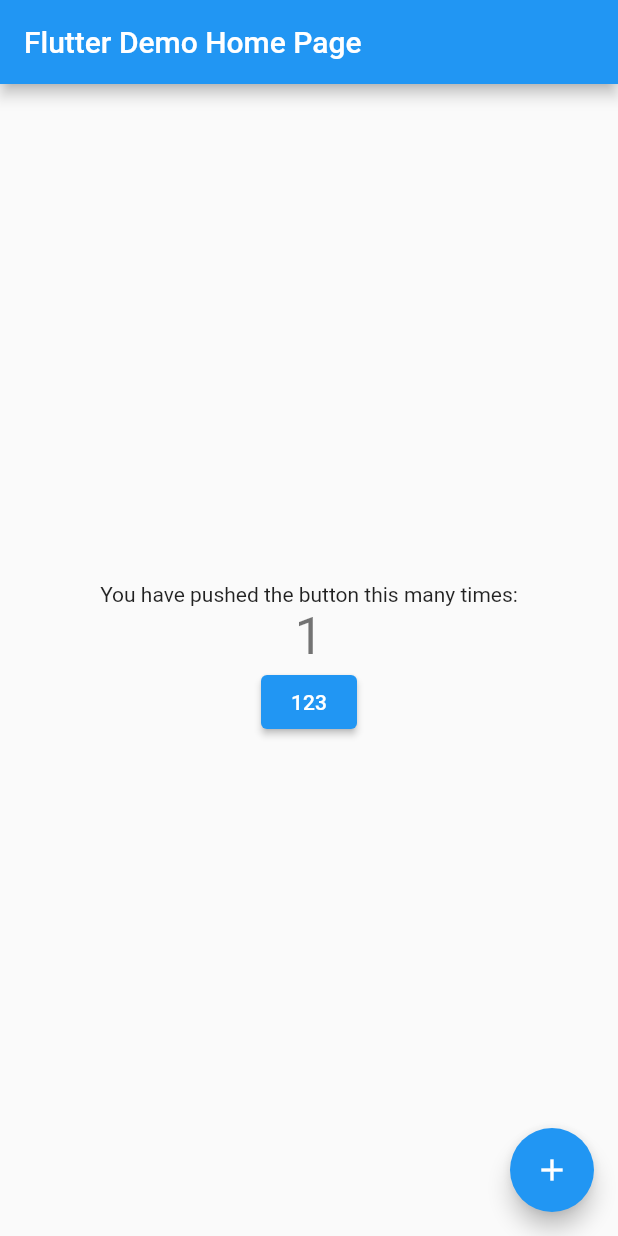
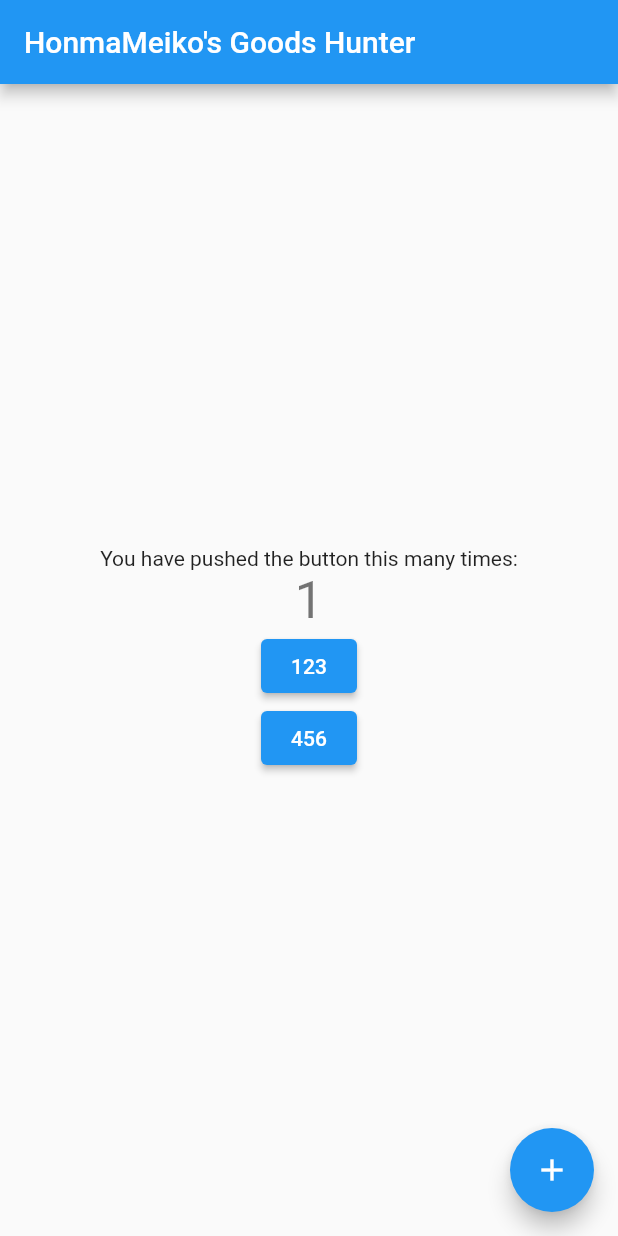
Before and after one commit to HonmaMeikodesu/goods_hunter_frontend, a Flutter app: the screen it shows after launch, after a tap on the "add" icon, on a phone screen of 412 x 824 dp. Run offline on Flutter 3.47's test engine with Material 2 defaults, Android fonts, the phone set to English and light mode, and no system bars; our stand-ins replace cookie_jar, dio, dio_cookie_manager, email_validator, shared_preferences.

Commit message:
add global authentication router hooks

```diff
--- a/lib/main.dart
+++ b/lib/main.dart
@@ -1,6 +1,6 @@
 import 'package:flutter/material.dart';
+import 'package:goods_hunter/routers/table.dart';
 import 'package:goods_hunter/utils/loginState.dart';
-import './routers/authentication.dart';
 
 void main() {
   runApp(const MyApp());
@@ -9,121 +9,33 @@ void main() {
 class MyApp extends StatelessWidget {
   const MyApp({Key? key}) : super(key: key);
 
-  // This widget is the root of your application.
   @override
   Widget build(BuildContext context) {
     return MaterialApp(
-      title: 'Flutter Demo',
+      title: 'HonmaMeiko\'s Goods Hunter',
       theme: ThemeData(
-        // This is the theme of your application.
-        //
-        // Try running your application with "flutter run". You'll see the
-        // application has a blue toolbar. Then, without quitting the app, try
-        // changing the primarySwatch below to Colors.green and then invoke
-        // "hot reload" (press "r" in the console where you ran "flutter run",
-        // or simply save your changes to "hot reload" in a Flutter IDE).
-        // Notice that the counter didn't reset back to zero; the application
-        // is not restarted.
         primarySwatch: Colors.blue,
       ),
-      home: const MyHomePage(title: 'Flutter Demo Home Page'),
+      onGenerateRoute: (settings) {
+        var routeName = settings.name;
+        var routeWidget = routeTable[routeName] ?? routeTable["/"]!;
+        var routeWidgetWrapper = routeWidget;
+        if (authRouteList.where((element) => element == routeName).isNotEmpty) {
+          routeWidgetWrapper = FutureBuilder<bool>(
+            future: checkLoginStateExist(),
+            builder: (context, snapshot) {
+              if (snapshot.hasData && snapshot.data != true) {
+                return routeTable["authentication"]!;
+              } else {
+                return routeWidget;
+              }
+            }
+          );
+        }
+        return MaterialPageRoute(builder: (context) {
+          return routeWidgetWrapper;
+        });
+      },
     );
   }
 }
-
-class MyHomePage extends StatefulWidget {
-  const MyHomePage({Key? key, required this.title}) : super(key: key);
-
-  // This widget is the home page of your application. It is stateful, meaning
-  // that it has a State object (defined below) that contains fields that affect
-  // how it looks.
-
-  // This class is the configuration for the state. It holds the values (in this
-  // case the title) provided by the parent (in this case the App widget) and
-  // used by the build method of the State. Fields in a Widget subclass are
-  // always marked "final".
-
-  final String title;
-
-  @override
-  State<MyHomePage> createState() => _MyHomePageState();
-}
-
-class _MyHomePageState extends State<MyHomePage> {
-  int _counter = 0;
-
-  void _incrementCounter() {
-    setState(() {
-      // This call to setState tells the Flutter framework that something has
-      // changed in this State, which causes it to rerun the build method below
-      // so that the display can reflect the updated values. If we changed
-      // _counter without calling setState(), then the build method would not be
-      // called again, and so nothing would appear to happen.
-      _counter++;
-    });
-  }
-
-  @override
-  Widget build(BuildContext context) {
-    checkLoginStateExist().then((value) {
-      if(!value) {
-        Navigator.push(context, MaterialPageRoute(builder: (context) {
-          return AuthenticationRoute();
-        }));
-      }
-    });
-    // This method is rerun every time setState is called, for instance as done
-    // by the _incrementCounter method above.
-    //
-    // The Flutter framework has been optimized to make rerunning build methods
-    // fast, so that you can just rebuild anything that needs updating rather
-    // than having to individually change instances of widgets.
-    return Scaffold(
-      appBar: AppBar(
-        // Here we take the value from the MyHomePage object that was created by
-        // the App.build method, and use it to set our appbar title.
-        title: Text(widget.title),
-      ),
-      body: Center(
-        // Center is a layout widget. It takes a single child and positions it
-        // in the middle of the parent.
-        child: Column(
-          // Column is also a layout widget. It takes a list of children and
-          // arranges them vertically. By default, it sizes itself to fit its
-          // children horizontally, and tries to be as tall as its parent.
-          //
-          // Invoke "debug painting" (press "p" in the console, choose the
-          // "Toggle Debug Paint" action from the Flutter Inspector in Android
-          // Studio, or the "Toggle Debug Paint" command in Visual Studio Code)
-          // to see the wireframe for each widget.
-          //
-          // Column has various properties to control how it sizes itself and
-          // how it positions its children. Here we use mainAxisAlignment to
-          // center the children vertically; the main axis here is the vertical
-          // axis because Columns are vertical (the cross axis would be
-          // horizontal).
-          mainAxisAlignment: MainAxisAlignment.center,
-          children: <Widget>[
-            const Text(
-              'You have pushed the button this many times:',
-            ),
-            Text(
-              '$_counter',
-              style: Theme.of(context).textTheme.headline4,
-            ),
-            ElevatedButton(onPressed: (){
-              Navigator.push(context, MaterialPageRoute(builder: (context) {
-                return AuthenticationRoute();
-              }));
-            }, child: Text("123"))
-          ],
-        ),
-      ),
-      floatingActionButton: FloatingActionButton(
-        onPressed: _incrementCounter,
-        tooltip: 'Increment',
-        child: const Icon(Icons.add),
-      ), // This trailing comma makes auto-formatting nicer for build methods.
-    );
-  }
-}
--- /dev/null
+++ b/lib/routers/home.dart
@@ -0,0 +1,53 @@
+import 'package:flutter/material.dart';
+
+class HomePage extends StatefulWidget {
+  const HomePage({Key? key, required this.title}) : super(key: key);
+  final String title;
+
+  @override
+  State<HomePage> createState() => _HomePageState();
+}
+
+class _HomePageState extends State<HomePage> {
+  int _counter = 0;
+
+  void _incrementCounter() {
+    setState(() {
+      _counter++;
+    });
+  }
+
+  @override
+  Widget build(BuildContext context) {
+    return Scaffold(
+      appBar: AppBar(
+        title: Text(widget.title),
+      ),
+      body: Center(
+        child: Column(
+          mainAxisAlignment: MainAxisAlignment.center,
+          children: <Widget>[
+            const Text(
+              'You have pushed the button this many times:',
+            ),
+            Text(
+              '$_counter',
+              style: Theme.of(context).textTheme.headline4,
+            ),
+            ElevatedButton(onPressed: (){
+              Navigator.pushNamed (context, "authentication");
+            }, child: Text("123")),
+            ElevatedButton(onPressed: (){
+              Navigator.pushNamed (context, "my");
+            }, child: Text("456"))
+          ],
+        ),
+      ),
+      floatingActionButton: FloatingActionButton(
+        onPressed: _incrementCounter,
+        tooltip: 'Increment',
+        child: const Icon(Icons.add),
+      ),
+    );
+  }
+}
--- /dev/null
+++ b/lib/routers/table.dart
@@ -0,0 +1,12 @@
+import 'package:flutter/material.dart';
+import 'package:goods_hunter/routers/authentication.dart';
+import 'package:goods_hunter/routers/home.dart';
+import 'package:goods_hunter/routers/my.dart';
+
+Map<String, Widget> routeTable = {
+  "/": const HomePage(title: 'HonmaMeiko\'s Goods Hunter'),
+  "authentication": const AuthenticationRoute(),
+  "my": const MyPage(),
+};
+
+List<String> authRouteList = ["my"];
--- a/lib/utils/loginState.dart
+++ b/lib/utils/loginState.dart
@@ -8,7 +8,6 @@ Future<bool> checkLoginStateExist() async {
   var path = dir.path;
   var cookieJar=PersistCookieJar(storage: FileStorage(path));
   return cookieJar.loadForRequest(Uri(host: serverIp)).then((value) {
-    var loginState = value.where((cookie) => cookie.name == "loginState").first;
-    return loginState is Cookie;
+    return value.where((cookie) => cookie.name == "loginState").isNotEmpty;
   });
 }
--- a/lib/utils/popup.dart
+++ b/lib/utils/popup.dart
@@ -19,6 +19,6 @@ void showLoading(BuildContext context, String title) {
 
 void showMessage({required BuildContext context,required String title, required void callback()}) {
   ScaffoldMessenger.of(context)
-      .showSnackBar(SnackBar(content: Text(title)))
+      .showSnackBar(SnackBar(content: Text(title), duration: const Duration(milliseconds: 1500),))
       .closed.then((value) => callback());
 }
```
Also changed, not shown: lib/routers/my.dart (added, +14 -0 lines).
